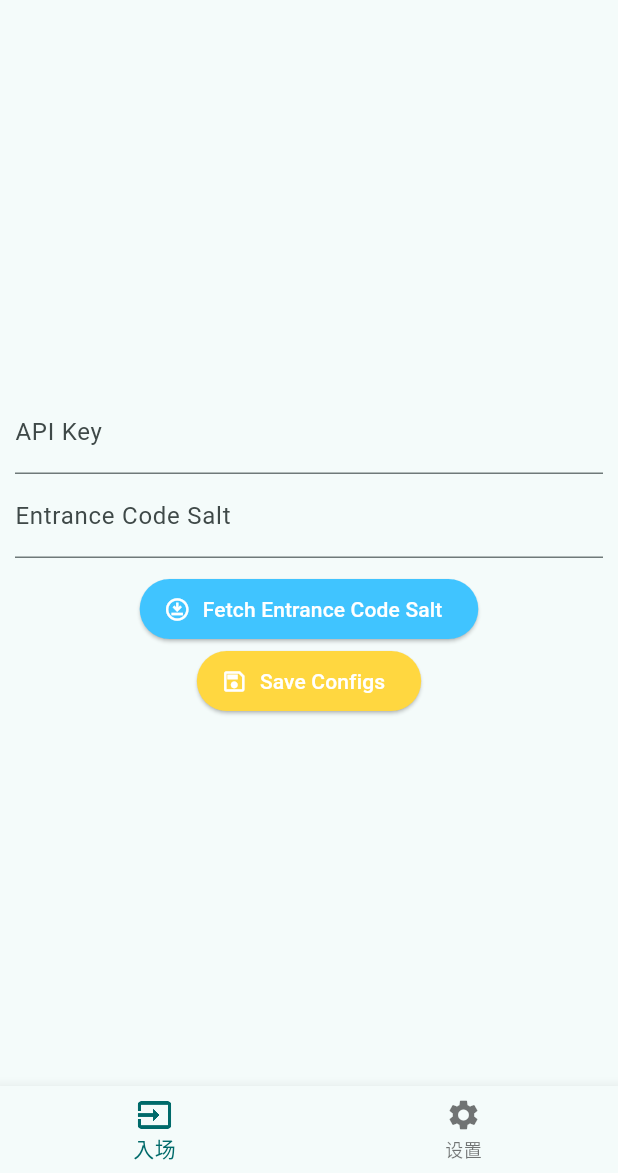
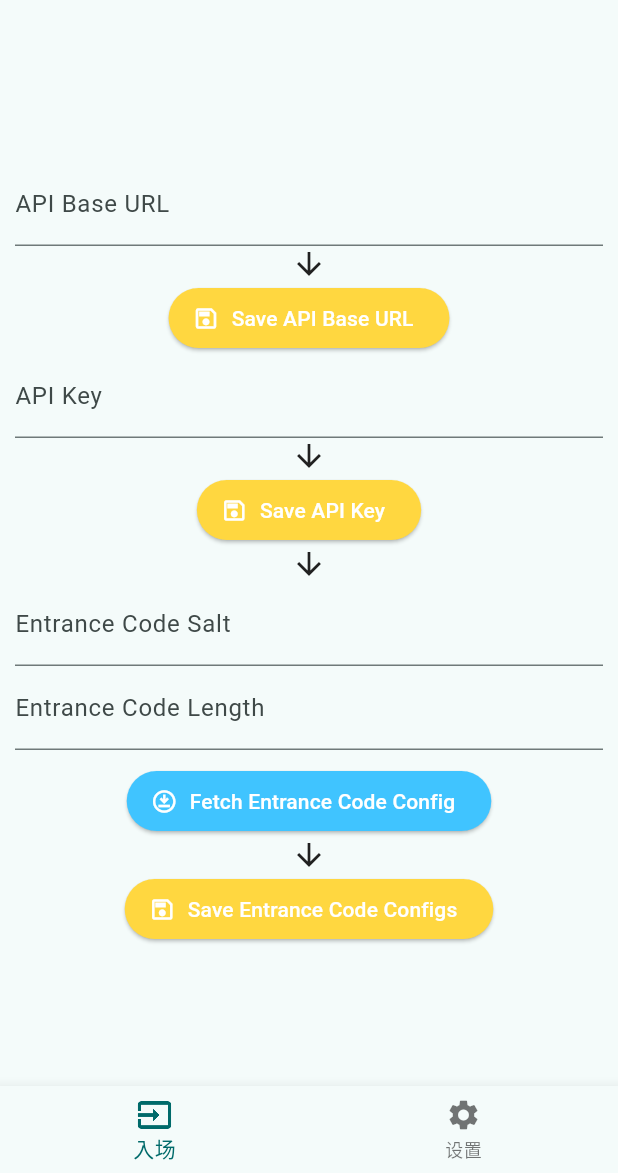
Before and after one commit to 4o3F/Shio, a Flutter app: the ConfigPage screen opened by its route, on a phone screen of 412 x 824 dp, the part 63-1236 px from its top. Run offline on Flutter 3.47's test engine with Material 2 defaults, Android fonts, the phone set to English and light mode, and no system bars; our stand-ins replace get, get_storage, top_snackbar_flutter; missing offline and left inert: mobile_scanner; accounts and stored records are empty.

Commit message:
feat: Add multiple configuration fields

```diff
--- a/lib/pages/config/logic.dart
+++ b/lib/pages/config/logic.dart
@@ -2,7 +2,11 @@ import 'package:flutter/cupertino.dart';
 import 'package:get/get.dart';
 
 class ConfigLogic extends GetxController {
+  TextEditingController apiBaseURLController = TextEditingController();
+
   TextEditingController apiKeyController = TextEditingController();
 
   TextEditingController entranceCodeController = TextEditingController();
+
+  TextEditingController entranceCodeLengthController = TextEditingController();
 }
--- a/lib/pages/config/view.dart
+++ b/lib/pages/config/view.dart
@@ -14,29 +14,41 @@ class ConfigPage extends StatelessWidget {
 
   final logic = Get.put(ConfigLogic());
 
-  void saveConfigs(BuildContext context) {
+  void saveAPIBaseURL(BuildContext context) {
+    ShioGlobalStorage.INSTANCE
+        .setApiBaseURL(logic.apiBaseURLController.text);
+    showTopSnackBar(
+        Overlay.of(context), const CustomSnackBar.success(message: "保存成功"));
+  }
+
+  void saveAPIKey(BuildContext context) {
     ShioGlobalStorage.INSTANCE.setApiKey(logic.apiKeyController.text);
-    ShioGlobalStorage.INSTANCE
-        .setEntranceCodeSalt(logic.entranceCodeController.text);
-    showTopSnackBar(Overlay.of(context),
-        const CustomSnackBar.success(message: "保存成功"));
+    showTopSnackBar(
+        Overlay.of(context), const CustomSnackBar.success(message: "保存成功"));
+  }
+
+  void saveEntranceCodeConfig(BuildContext context) {
+    ShioGlobalStorage.INSTANCE.setEntranceCodeSalt(logic.entranceCodeController.text);
+    ShioGlobalStorage.INSTANCE.setEntranceCodeLength(int.parse(logic.entranceCodeLengthController.text));
+    showTopSnackBar(
+        Overlay.of(context), const CustomSnackBar.success(message: "保存成功"));
   }
 
   void fetchEntranceCodeSalt(BuildContext context) {
     http.get(
         Uri.parse(
-            "${ShioGlobalStorage.INSTANCE.API_BASE_URL}/common/getEntranceCodeSalt"),
+            "${ShioGlobalStorage.INSTANCE.apiBaseURL.value}/common/getEntranceCodeConfig"),
         headers: <String, String>{
           'Authorization': 'Bearer ${ShioGlobalStorage.INSTANCE.apiKey.value}'
         }).then((response) {
       if (response.statusCode == 200) {
         var body = jsonDecode(response.body);
         logic.entranceCodeController.text = body['data']['salt'];
-        showTopSnackBar(Overlay.of(context),
-            const CustomSnackBar.success(message: "获取成功"));
+        logic.entranceCodeLengthController.text = body['data']['length'].toString();
+        showTopSnackBar(
+            Overlay.of(context), const CustomSnackBar.success(message: "获取成功"));
         //saveConfigs(context);
       } else {
-        print(response.body);
         showTopSnackBar(Overlay.of(context),
             CustomSnackBar.error(message: "获取失败 错误码: ${response.statusCode}"));
       }
@@ -55,16 +67,57 @@ class ConfigPage extends StatelessWidget {
         mainAxisAlignment: MainAxisAlignment.center,
         children: [
           TextField(
+            controller: logic.apiBaseURLController,
+            keyboardType: TextInputType.text,
+            decoration: const InputDecoration(labelText: "API Base URL"),
+          ),
+          const Icon(Icons.arrow_downward_outlined),
+          ElevatedButton.icon(
+              onPressed: () => {saveAPIBaseURL(context)},
+              style: ButtonStyle(
+                backgroundColor:
+                MaterialStateProperty.all<Color>(Colors.amberAccent),
+              ),
+              icon: const Icon(
+                Icons.save_outlined,
+                color: Colors.white,
+              ),
+              label: const Text(
+                "Save API Base URL",
+                style: TextStyle(color: Colors.white),
+              )),
+          TextField(
             controller: logic.apiKeyController,
             keyboardType: TextInputType.visiblePassword,
             obscureText: true,
             decoration: const InputDecoration(labelText: "API Key"),
           ),
+          const Icon(Icons.arrow_downward_outlined),
+          ElevatedButton.icon(
+              onPressed: () => {saveAPIKey(context)},
+              style: ButtonStyle(
+                backgroundColor:
+                MaterialStateProperty.all<Color>(Colors.amberAccent),
+              ),
+              icon: const Icon(
+                Icons.save_outlined,
+                color: Colors.white,
+              ),
+              label: const Text(
+                "Save API Key",
+                style: TextStyle(color: Colors.white),
+              )),
+          const Icon(Icons.arrow_downward_outlined),
           TextField(
             controller: logic.entranceCodeController,
             keyboardType: TextInputType.visiblePassword,
             obscureText: true,
             decoration: const InputDecoration(labelText: "Entrance Code Salt"),
+          ),
+          TextField(
+            controller: logic.entranceCodeLengthController,
+            keyboardType: TextInputType.number,
+            decoration: const InputDecoration(labelText: "Entrance Code Length"),
           ),
           Padding(
               padding: const EdgeInsets.only(top: 10.0),
@@ -82,11 +135,12 @@ class ConfigPage extends StatelessWidget {
                         color: Colors.white,
                       ),
                       label: const Text(
-                        "Fetch Entrance Code Salt",
+                        "Fetch Entrance Code Config",
                         style: TextStyle(color: Colors.white),
                       )),
+                  const Icon(Icons.arrow_downward_outlined),
                   ElevatedButton.icon(
-                      onPressed: () => {saveConfigs(context)},
+                      onPressed: () => {saveEntranceCodeConfig(context)},
                       style: ButtonStyle(
                         backgroundColor: MaterialStateProperty.all<Color>(
                             Colors.amberAccent),
@@ -96,7 +150,7 @@ class ConfigPage extends StatelessWidget {
                         color: Colors.white,
                       ),
                       label: const Text(
-                        "Save Configs",
+                        "Save Entrance Code Configs",
                         style: TextStyle(color: Colors.white),
                       ))
                 ],
--- a/lib/pages/inbound/view.dart
+++ b/lib/pages/inbound/view.dart
@@ -21,7 +21,7 @@ class InboundPage extends StatelessWidget {
     http
         .post(
             Uri.parse(
-                "${ShioGlobalStorage.INSTANCE.API_BASE_URL}/audience/enter"),
+                "${ShioGlobalStorage.INSTANCE.apiBaseURL.value}/audience/enter"),
             headers: <String, String>{
               'Authorization':
                   'Bearer ${ShioGlobalStorage.INSTANCE.apiKey.value}'
@@ -78,7 +78,7 @@ class InboundPage extends StatelessWidget {
                             ShioGlobalStorage.INSTANCE.entranceCodeSalt.value))
                         .toString()
                         .substring(
-                            0, ShioGlobalStorage.INSTANCE.ENTRANCE_CODE_LENGTH);
+                            0, ShioGlobalStorage.INSTANCE.entranceCodeLength.value);
                     if (audienceEntranceCode == realAudienceEntranceCode) {
                       ShioGlobalStorage.INSTANCE.addEntranceIDsWaitingSync(audienceID!);
                       showTopSnackBar(Overlay.of(context),
@@ -111,7 +111,7 @@ class InboundPage extends StatelessWidget {
                 color: Colors.white,
               ),
               label: const Text(
-                "Fetch Entrance Code Salt",
+                "Sync Entered Audience IDs",
                 style: TextStyle(color: Colors.white),
               ))
         ],
--- a/lib/storage/storage.dart
+++ b/lib/storage/storage.dart
@@ -4,10 +4,10 @@ import 'package:get_storage/get_storage.dart';
 class ShioGlobalStorage extends GetxController {
   static ShioGlobalStorage INSTANCE = ShioGlobalStorage();
 
-  final API_BASE_URL = "https://koube.403f.cafe/api";
-  final ENTRANCE_CODE_LENGTH = 10;
+  final diskStorage = GetStorage();
+  Rx<String> apiBaseURL = "".obs;
+  Rx<int> entranceCodeLength = 0.obs;
 
-  final diskStorage = GetStorage();
   Rx<String> entranceCodeSalt = "".obs;
   Rx<String> apiKey = "".obs;
   RxSet<int> entranceIDsWaitingSync = <int>{}.obs;
@@ -15,9 +15,16 @@ class ShioGlobalStorage extends GetxController {
   Rx<int> shioPage = 0.obs;
 
   void restorePersist() {
+    apiBaseURL.value = diskStorage.read("api_base_url") ?? "";
+    entranceCodeLength.value = diskStorage.read("entrance_code_length") ?? 0;
     entranceCodeSalt.value = diskStorage.read("entrance_code_salt") ?? "";
     apiKey.value = diskStorage.read("api_key") ?? "";
     entranceIDsWaitingSync = diskStorage.read("entrance_ids_waiting_sync") ?? <int>{}.obs;
+  }
+
+  void setApiBaseURL(String apiBaseURL) {
+    this.apiBaseURL.value = apiBaseURL;
+    diskStorage.write("api_base_url", apiBaseURL);
   }
 
   void setApiKey(String apiKey) {
@@ -28,6 +35,11 @@ class ShioGlobalStorage extends GetxController {
   void setEntranceCodeSalt(String entranceCodeSalt) {
     this.entranceCodeSalt.value = entranceCodeSalt;
     diskStorage.write("entrance_code_salt", entranceCodeSalt);
+  }
+
+  void setEntranceCodeLength(int length) {
+    entranceCodeLength.value = length;
+    diskStorage.write("entrance_code_length", length);
   }
 
   void addEntranceIDsWaitingSync(int id) {
```
